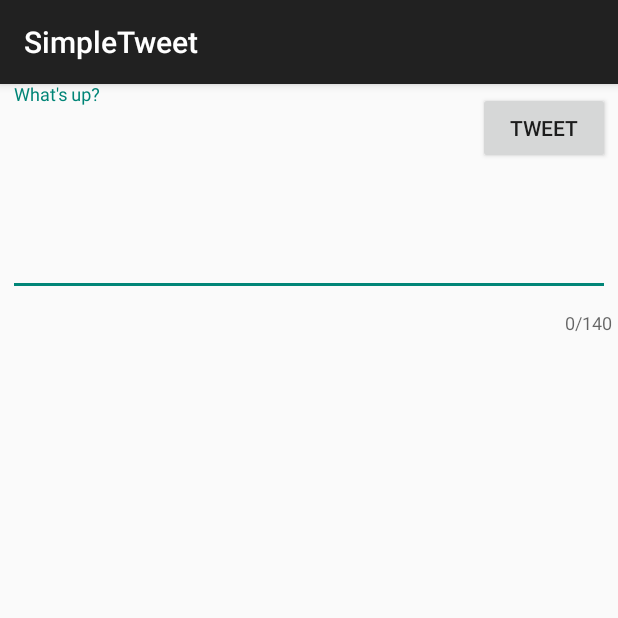
After one commit to dannyg919/SimpleTweet, an Android app: the ComposeActivity screen opened directly, with no data from a screen before it, on a phone screen of 412 x 824 dp, the top half of it. The commit adds this screen. Run offline under Robolectric (Android 15) with nearby library versions, the phone set to English and light mode, and no system bars.

Commit message:
A user can log out. A user can compose a tweet (cannot actually Tweet).

```diff
--- a/app/src/main/AndroidManifest.xml
+++ b/app/src/main/AndroidManifest.xml
@@ -13,7 +13,8 @@
         android:icon="@drawable/ic_launcher"
         android:label="@string/app_name"
         android:theme="@style/AppTheme">
-        <activity android:name=".TimelineActivity"></activity>
+        <activity android:name=".ComposeActivity"></activity>
+        <activity android:name=".TimelineActivity" />
         <activity
             android:name=".LoginActivity"
             android:label="@string/app_name"
--- /dev/null
+++ b/app/src/main/java/com/codepath/apps/simpletweet/ComposeActivity.java
@@ -0,0 +1,45 @@
+package com.codepath.apps.simpletweet;
+
+import androidx.appcompat.app.AppCompatActivity;
+
+import android.os.Bundle;
+import android.view.View;
+import android.widget.Button;
+import android.widget.EditText;
+import android.widget.Toast;
+
+public class ComposeActivity extends AppCompatActivity {
+    public static final int MAX_TWEET_LENGTH = 140;
+    EditText etCompose;
+    Button btnTweet;
+
+    @Override
+    protected void onCreate(Bundle savedInstanceState) {
+        super.onCreate(savedInstanceState);
+        setContentView(R.layout.activity_compose);
+
+        etCompose = findViewById(R.id.etCompose);
+        btnTweet = findViewById(R.id.btnTweet);
+
+        //Set click listener on button
+        btnTweet.setOnClickListener(new View.OnClickListener() {
+            @Override
+            public void onClick(View v) {
+                String tweetContent = etCompose.getText().toString();
+                if(tweetContent.isEmpty()) {
+                    Toast.makeText(ComposeActivity.this, "Sorry, your tweet cannot be empty", Toast.LENGTH_LONG).show();
+                    return;
+                }
+                if (tweetContent.length() > MAX_TWEET_LENGTH) {
+                    Toast.makeText(ComposeActivity.this, "Sorry, your tweet is too long", Toast.LENGTH_LONG).show();
+                    return;
+
+                }
+                Toast.makeText(ComposeActivity.this, tweetContent, Toast.LENGTH_LONG).show();
+                //Make an API CALL to Twitter to publish tweet
+            }
+        });
+
+
+    }
+}
--- /dev/null
+++ b/app/src/main/res/layout/activity_compose.xml
@@ -0,0 +1,40 @@
+<?xml version="1.0" encoding="utf-8"?>
+<RelativeLayout xmlns:android="http://schemas.android.com/apk/res/android"
+    xmlns:app="http://schemas.android.com/apk/res-auto"
+    xmlns:tools="http://schemas.android.com/tools"
+    android:layout_width="match_parent"
+    android:layout_height="match_parent"
+    tools:context=".ComposeActivity">
+
+    <com.google.android.material.textfield.TextInputLayout
+        android:layout_width="match_parent"
+        android:layout_height="wrap_content"
+        app:counterEnabled="true"
+        app:counterMaxLength="140">
+
+    <EditText
+        android:id="@+id/etCompose"
+        android:layout_width="match_parent"
+        android:layout_height="wrap_content"
+        android:layout_marginStart="5dp"
+        android:layout_marginTop="5dp"
+        android:layout_marginEnd="5dp"
+        android:layout_marginBottom="5dp"
+        android:ems="10"
+        android:gravity="start|top"
+        android:hint="What's up?"
+        android:inputType="textMultiLine"
+        android:minLines="5" />
+
+    </com.google.android.material.textfield.TextInputLayout>
+
+    <Button
+        android:id="@+id/btnTweet"
+        android:layout_width="wrap_content"
+        android:layout_height="wrap_content"
+        android:layout_below="@+id/etCompose"
+        android:layout_alignParentEnd="true"
+        android:layout_marginTop="5dp"
+        android:layout_marginEnd="5dp"
+        android:text="Tweet" />
+</RelativeLayout>
--- a/app/src/main/res/layout/activity_timeline.xml
+++ b/app/src/main/res/layout/activity_timeline.xml
@@ -12,4 +12,5 @@
         android:layout_height="match_parent"
         android:layout_marginTop="0dp"
         android:layout_marginEnd="0dp" />
+
 </RelativeLayout>
```
Also changed, not shown: app/src/main/java/com/codepath/apps/simpletweet/TimelineActivity.java (+32 -2 lines), app/src/main/res/menu/menu_main.xml (added, +14 -0 lines).
